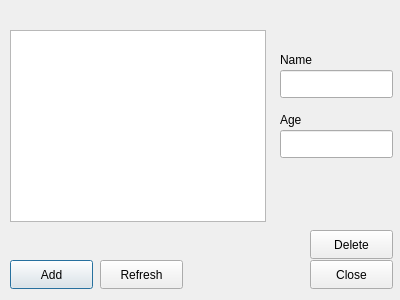
Before: the Qt Designer form databasedialog.ui in EmperorNick/RFID-Database, drawn with Qt 5.
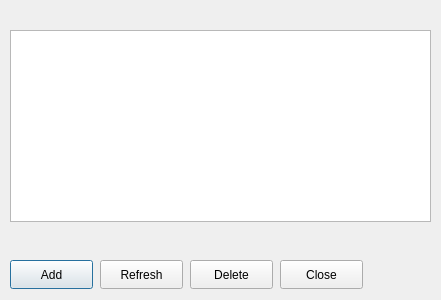
After: the same form once the commit is applied.

The edit to the form file:
```diff
--- a/databasedialog.ui
+++ b/databasedialog.ui
@@ -6,7 +6,7 @@
    <rect>
     <x>0</x>
     <y>0</y>
-    <width>400</width>
+    <width>441</width>
     <height>300</height>
    </rect>
   </property>
@@ -26,30 +26,10 @@
     <string>Add</string>
    </property>
   </widget>
-  <widget class="QLineEdit" name="nameInput">
-   <property name="geometry">
-    <rect>
-     <x>280</x>
-     <y>70</y>
-     <width>113</width>
-     <height>28</height>
-    </rect>
-   </property>
-  </widget>
-  <widget class="QLineEdit" name="ageInput">
-   <property name="geometry">
-    <rect>
-     <x>280</x>
-     <y>130</y>
-     <width>113</width>
-     <height>28</height>
-    </rect>
-   </property>
-  </widget>
   <widget class="QPushButton" name="exitButton">
    <property name="geometry">
     <rect>
-     <x>310</x>
+     <x>280</x>
      <y>260</y>
      <width>83</width>
      <height>29</height>
@@ -77,7 +57,7 @@
     <rect>
      <x>10</x>
      <y>30</y>
-     <width>256</width>
+     <width>421</width>
      <height>192</height>
     </rect>
    </property>
@@ -85,8 +65,8 @@
   <widget class="QPushButton" name="deleteButton">
    <property name="geometry">
     <rect>
-     <x>310</x>
-     <y>230</y>
+     <x>190</x>
+     <y>260</y>
      <width>83</width>
      <height>29</height>
     </rect>
@@ -95,32 +75,6 @@
     <string>Delete</string>
    </property>
   </widget>
-  <widget class="QLabel" name="label">
-   <property name="geometry">
-    <rect>
-     <x>280</x>
-     <y>110</y>
-     <width>63</width>
-     <height>20</height>
-    </rect>
-   </property>
-   <property name="text">
-    <string>Age</string>
-   </property>
-  </widget>
-  <widget class="QLabel" name="label_2">
-   <property name="geometry">
-    <rect>
-     <x>280</x>
-     <y>50</y>
-     <width>63</width>
-     <height>20</height>
-    </rect>
-   </property>
-   <property name="text">
-    <string>Name</string>
-   </property>
-  </widget>
  </widget>
  <resources/>
  <connections/>
```
